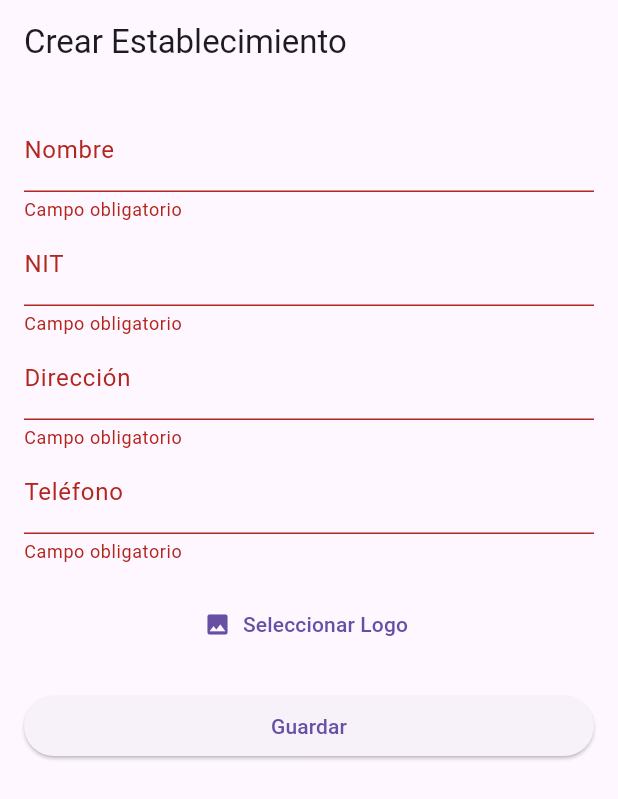
After one commit to D4mi0309/TallerNavegaci-n, a Flutter app: the EstablecimientoCreateView screen opened by its route, after a tap on "Guardar", on a phone screen of 412 x 824 dp. The commit adds this screen. Shown: the top 799 px of the screen. Run offline on Flutter 3.47's test engine with Material 3 defaults, Android fonts, the phone set to English and light mode, and no system bars; our stand-ins replace flutter_dotenv, go_router, image_picker; network calls fail.

Commit message:
Commit del taller de establecimiento

```diff
--- /dev/null
+++ b/lib/models/establecimiento.dart
@@ -0,0 +1,46 @@
+class Establecimiento {
+  /// Este modelo representa un establecimiento y sus atributos.
+  final int id;
+  final String nombre;
+  final String nit;
+  final String direccion;
+  final String telefono;
+  final String? logo;
+  final String estado;
+  // inicializacion de variables
+  Establecimiento({
+    required this.id,
+    required this.nombre,
+    required this.nit,
+    required this.direccion,
+    required this.telefono,
+    required this.logo,
+    required this.estado,
+  });
+
+  //! metodo para convertir un json a un objeto Establecimiento
+  /// Convierte un mapa JSON en un objeto Establecimiento.
+  factory Establecimiento.fromJson(Map<String, dynamic> json) {
+    return Establecimiento(
+      id: json['id'],
+      nombre: json['nombre'],
+      nit: json['nit'],
+      direccion: json['direccion'],
+      telefono: json['telefono'],
+      logo: json['logo'],
+      estado: json['estado'],
+    );
+  }
+
+  //! metodo para convertir un objeto Establecimiento a un json
+  /// Convierte un objeto Establecimiento en un mapa JSON.
+  Map<String, String> toJson({String? logoBase64}) {
+    return {
+      'nombre': nombre,
+      'nit': nit,
+      'direccion': direccion,
+      'telefono': telefono,
+      if (logoBase64 != null) 'logo': logoBase64,
+    };
+  }
+}
--- a/lib/routes/app_router.dart
+++ b/lib/routes/app_router.dart
@@ -1,6 +1,9 @@
 import 'package:go_router/go_router.dart';
 import 'package:hola_mundo/views/ChuckNorris/chucknorris_detail_view.dart';
 import 'package:hola_mundo/views/ChuckNorris/chucknorris_listview.dart';
+import 'package:hola_mundo/views/Establecimiento/establecimiento_createView.dart';
+import 'package:hola_mundo/views/Establecimiento/establecimiento_editView.dart';
+import 'package:hola_mundo/views/Establecimiento/establecimiento_listView.dart';
 import 'package:hola_mundo/views/Future/future_view.dart';
 import 'package:hola_mundo/views/Isolate/isolate_view.dart';
 import 'package:hola_mundo/views/Timer/timer_view.dart';
@@ -40,5 +43,27 @@ final GoRouter appRouter = GoRouter(
           (context, state) =>
               JokeDetailView(category: state.pathParameters['category']!),
     ),
+    GoRoute(
+      path: '/establecimientos',
+      name: 'establecimientos',
+      builder: (context, state) => const EstablecimientosListView(),
+    ),
+
+    // Ruta para crear un establecimiento
+    GoRoute(
+      path: '/establecimiento/create',
+      name: 'establecimientoscrear',
+      builder: (context, state) => const EstablecimientoCreateView(),
+    ),
+
+    // Ruta para editar un establecimiento (recibe un ID)
+    GoRoute(
+      path: '/establecimientos/edit/:id',
+      name: 'establecimientoseditar',
+      builder: (context, state) {
+        final id = int.parse(state.pathParameters['id']!);
+        return EstablecimientoEditView(id: id);
+      },
+    ),
   ],
 );
--- /dev/null
+++ b/lib/views/Establecimiento/establecimiento_createView.dart
@@ -0,0 +1,126 @@
+import 'dart:io';
+import 'package:flutter/material.dart';
+import 'package:go_router/go_router.dart';
+import 'package:hola_mundo/models/establecimiento.dart';
+import 'package:hola_mundo/services/establecimiento_service.dart';
+import 'package:image_picker/image_picker.dart';
+
+class EstablecimientoCreateView extends StatefulWidget {
+  const EstablecimientoCreateView({super.key});
+
+  @override
+  State<EstablecimientoCreateView> createState() =>
+      _EstablecimientoCreateViewState();
+}
+
+class _EstablecimientoCreateViewState extends State<EstablecimientoCreateView> {
+  final _formKey = GlobalKey<FormState>();
+  final _service = EstablecimientoService();
+
+  late TextEditingController _nombreController;
+  late TextEditingController _nitController;
+  late TextEditingController _direccionController;
+  late TextEditingController _telefonoController;
+
+  File? _logoFile;
+
+  @override
+  void initState() {
+    super.initState();
+    _nombreController = TextEditingController();
+    _nitController = TextEditingController();
+    _direccionController = TextEditingController();
+    _telefonoController = TextEditingController();
+  }
+
+  Future<void> _pickImage() async {
+    final picker = ImagePicker();
+    final pickedFile = await picker.pickImage(
+      source: ImageSource.gallery,
+      imageQuality: 80,
+    );
+    if (pickedFile != null) {
+      setState(() {
+        _logoFile = File(pickedFile.path);
+      });
+    }
+  }
+
+  Future<void> _submit() async {
+    if (_formKey.currentState!.validate()) {
+      final est = Establecimiento(
+        id: 0,
+        nombre: _nombreController.text,
+        nit: _nitController.text,
+        direccion: _direccionController.text,
+        telefono: _telefonoController.text,
+        logo: '',
+        estado: 'A',
+      );
+
+      final ok = await _service.createEstablecimiento(est, logoFile: _logoFile);
+
+      if (!mounted) return;
+
+      if (ok) {
+        ScaffoldMessenger.of(
+          context,
+        ).showSnackBar(const SnackBar(content: Text('Establecimiento creado')));
+        context.pop(true);
+      } else {
+        ScaffoldMessenger.of(context).showSnackBar(
+          const SnackBar(content: Text('Error al crear establecimiento')),
+        );
+      }
+    }
+  }
+
+  @override
+  Widget build(BuildContext context) {
+    return Scaffold(
+      appBar: AppBar(title: const Text('Crear Establecimiento')),
+      body: Padding(
+        padding: const EdgeInsets.all(16),
+        child: Form(
+          key: _formKey,
+          child: ListView(
+            children: [
+              TextFormField(
+                controller: _nombreController,
+                decoration: const InputDecoration(labelText: 'Nombre'),
+                validator:
+                    (value) => value!.isEmpty ? 'Campo obligatorio' : null,
+              ),
+              TextFormField(
+                controller: _nitController,
+                decoration: const InputDecoration(labelText: 'NIT'),
+                validator:
+                    (value) => value!.isEmpty ? 'Campo obligatorio' : null,
+              ),
+              TextFormField(
+                controller: _direccionController,
+                decoration: const InputDecoration(labelText: 'Dirección'),
+                validator:
+                    (value) => value!.isEmpty ? 'Campo obligatorio' : null,
+              ),
+              TextFormField(
+                controller: _telefonoController,
+                decoration: const InputDecoration(labelText: 'Teléfono'),
+                validator:
+                    (value) => value!.isEmpty ? 'Campo obligatorio' : null,
+              ),
+              const SizedBox(height: 16),
+              TextButton.icon(
+                onPressed: _pickImage,
+                icon: const Icon(Icons.image),
+                label: const Text('Seleccionar Logo'),
+              ),
+              const SizedBox(height: 20),
+              ElevatedButton(onPressed: _submit, child: const Text('Guardar')),
+            ],
+          ),
+        ),
+      ),
+    );
+  }
+}
--- a/pubspec.yaml
+++ b/pubspec.yaml
@@ -37,6 +37,7 @@ dependencies:
   go_router: ^14.8.1
   http: ^1.3.0
   flutter_dotenv: ^5.2.1
+  image_picker: ^1.1.2
 
 dev_dependencies:
   flutter_test:
```
Also changed, not shown: lib/services/establecimiento_service.dart (added, +114 -0 lines), lib/views/Establecimiento/establecimiento_editView.dart (added, +186 -0 lines), lib/views/Establecimiento/establecimiento_listView.dart (added, +148 -0 lines), lib/views/custom_drawer.dart (+14 -0 lines), lib/views/home_view.dart (+7 -0 lines), pubspec.lock, 7 other files.
